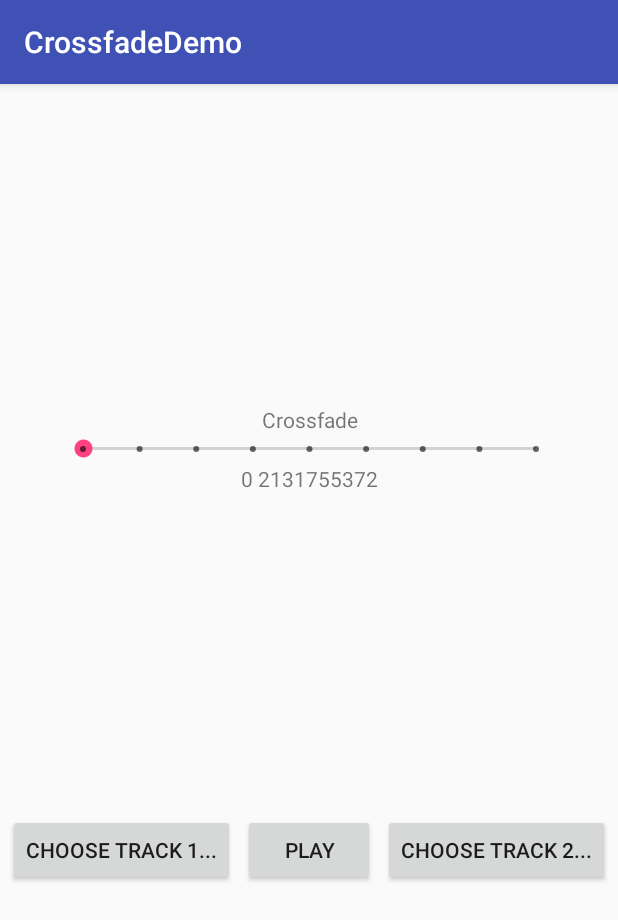
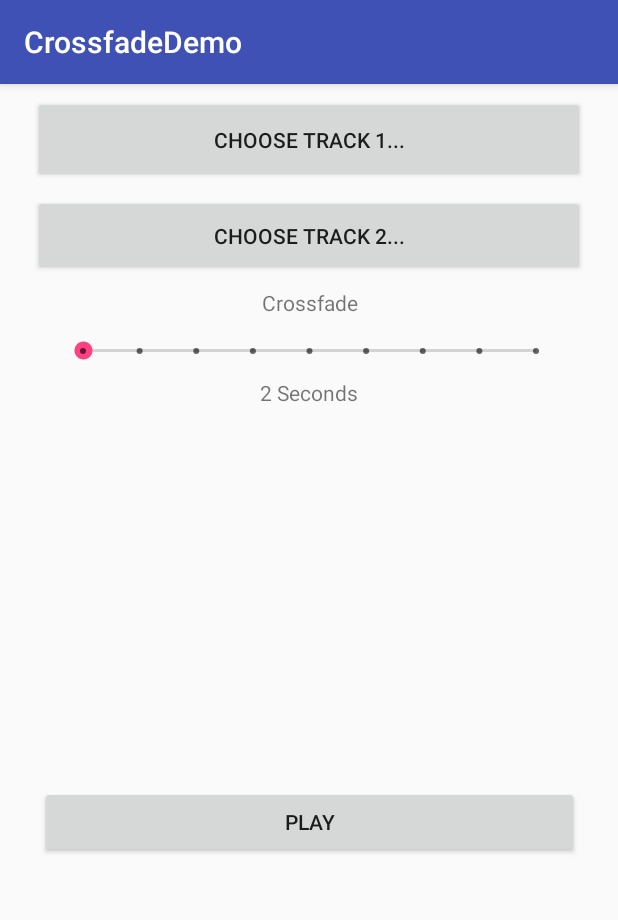
Before and after one commit to dbr176/CrossfadeDemo, an Android app: the screen it shows after launch (MainActivity), on a phone screen of 412 x 824 dp. Shown: the top 920 px of the screen. Run offline under Robolectric (Android 15) with nearby library versions, the phone set to English and light mode, and no system bars.

Commit message:
Изменения интерфеса, возможность выбрать файл и начать воспроизведение

```diff
--- a/app/src/main/AndroidManifest.xml
+++ b/app/src/main/AndroidManifest.xml
@@ -2,13 +2,16 @@
 <manifest xmlns:android="http://schemas.android.com/apk/res/android"
     package="com.ag.crossfadedemo">
 
+    <uses-permission android:name="android.permission.READ_EXTERNAL_STORAGE" />
     <application
         android:allowBackup="true"
         android:icon="@mipmap/ic_launcher"
         android:label="@string/app_name"
         android:roundIcon="@mipmap/ic_launcher_round"
         android:supportsRtl="true"
-        android:theme="@style/AppTheme">
+        android:theme="@style/AppTheme"
+        android:configChanges="keyboardHidden|orientation|screenSize"
+        >
         <activity android:name=".MainActivity">
             <intent-filter>
                 <action android:name="android.intent.action.MAIN" />
--- a/app/src/main/res/layout/activity_main.xml
+++ b/app/src/main/res/layout/activity_main.xml
@@ -4,7 +4,9 @@
     xmlns:tools="http://schemas.android.com/tools"
     android:layout_width="match_parent"
     android:layout_height="match_parent"
-    tools:context="com.ag.crossfadedemo.MainActivity">
+    tools:context="com.ag.crossfadedemo.MainActivity"
+    tools:layout_editor_absoluteY="81dp"
+    tools:layout_editor_absoluteX="0dp">
 
     <SeekBar
         android:id="@+id/seekBarCrossfadeValue"
@@ -13,53 +15,66 @@
         android:layout_height="20dp"
         android:max="8"
         android:progress="0"
-        app:layout_constraintBottom_toTopOf="@+id/buttonTrack1"
-        app:layout_constraintLeft_toLeftOf="parent"
+        android:layout_marginTop="8dp"
+        app:layout_constraintTop_toBottomOf="@+id/crossfadeInfoTextView"
+        android:layout_marginRight="8dp"
         app:layout_constraintRight_toRightOf="parent"
-        app:layout_constraintTop_toTopOf="parent"
-        />
+        android:layout_marginLeft="8dp"
+        app:layout_constraintLeft_toLeftOf="parent" />
 
     <Button
         android:id="@+id/buttonTrack1"
-        android:layout_width="wrap_content"
-        android:layout_height="wrap_content"
+        android:layout_width="368dp"
+        android:layout_height="58dp"
+        android:onClick="onButtonChooseTrack1Click"
         android:text="@string/buttonTrack1Text"
-        app:layout_constraintBottom_toBottomOf="parent"
+        app:layout_constraintTop_toTopOf="parent"
+        android:layout_marginTop="8dp"
+        android:layout_marginLeft="8dp"
         app:layout_constraintLeft_toLeftOf="parent"
-        app:layout_constraintRight_toLeftOf="@+id/buttonPlay"
-        app:layout_constraintTop_toBottomOf="@+id/seekBarCrossfadeValue" />
+        android:layout_marginRight="8dp"
+        app:layout_constraintRight_toRightOf="parent" />
 
     <Button
         android:id="@+id/buttonChooseTrack2"
-        android:layout_width="wrap_content"
-        android:layout_height="wrap_content"
+        android:layout_width="368dp"
+        android:layout_height="54dp"
+        android:onClick="onButtonChooseTrack2Click"
         android:text="@string/buttonTrack2Text"
-        app:layout_constraintBottom_toBottomOf="parent"
-        app:layout_constraintLeft_toRightOf="@+id/buttonPlay"
-        app:layout_constraintRight_toRightOf="parent"
-        app:layout_constraintTop_toBottomOf="@+id/seekBarCrossfadeValue" />
+        android:layout_marginTop="8dp"
+        app:layout_constraintTop_toBottomOf="@+id/buttonTrack1"
+        android:layout_marginLeft="8dp"
+        app:layout_constraintLeft_toLeftOf="parent"
+        android:layout_marginRight="8dp"
+        app:layout_constraintRight_toRightOf="parent" />
 
     <Button
         android:id="@+id/buttonPlay"
-        android:layout_width="wrap_content"
-        android:layout_height="wrap_content"
+        android:layout_width="359dp"
+        android:layout_height="48dp"
+        android:onClick="onPlayButtonClick"
         android:text="@string/buttonPlayText"
         app:layout_constraintBottom_toBottomOf="parent"
-        app:layout_constraintLeft_toRightOf="@+id/buttonTrack1"
-        app:layout_constraintRight_toLeftOf="@+id/buttonChooseTrack2"
-        app:layout_constraintTop_toBottomOf="@+id/seekBarCrossfadeValue" />
+        android:layout_marginBottom="8dp"
+        android:layout_marginTop="8dp"
+        app:layout_constraintTop_toBottomOf="@+id/crossfadeTextView"
+        android:layout_marginRight="8dp"
+        app:layout_constraintRight_toRightOf="parent"
+        android:layout_marginLeft="8dp"
+        app:layout_constraintLeft_toLeftOf="parent" />
 
     <TextView
         android:id="@+id/crossfadeInfoTextView"
-        android:layout_width="wrap_content"
-        android:layout_height="wrap_content"
+        android:layout_width="207dp"
+        android:layout_height="24dp"
         android:text="@string/crossfadeTextView"
+        android:textAlignment="center"
+        android:layout_marginTop="8dp"
+        app:layout_constraintTop_toBottomOf="@+id/buttonChooseTrack2"
+        android:layout_marginRight="8dp"
         app:layout_constraintRight_toRightOf="parent"
-        app:layout_constraintLeft_toLeftOf="parent"
-        app:layout_constraintHorizontal_bias="0.501"
-        app:layout_constraintBottom_toTopOf="@+id/seekBarCrossfadeValue"
-        app:layout_constraintTop_toTopOf="parent"
-        app:layout_constraintVertical_bias="1.0" />
+        android:layout_marginLeft="8dp"
+        app:layout_constraintLeft_toLeftOf="parent" />
 
     <TextView
         android:id="@+id/crossfadeTextView"
@@ -67,9 +82,10 @@
         android:layout_height="wrap_content"
         android:text="2 sec"
         android:textAlignment="center"
-        app:layout_constraintBottom_toTopOf="@+id/buttonPlay"
-        app:layout_constraintLeft_toLeftOf="parent"
+        android:layout_marginTop="8dp"
+        app:layout_constraintTop_toBottomOf="@+id/seekBarCrossfadeValue"
+        android:layout_marginRight="8dp"
         app:layout_constraintRight_toRightOf="parent"
-        app:layout_constraintTop_toBottomOf="@+id/seekBarCrossfadeValue"
-        app:layout_constraintVertical_bias="0.0" />
+        android:layout_marginLeft="8dp"
+        app:layout_constraintLeft_toLeftOf="parent" />
 </android.support.constraint.ConstraintLayout>
--- a/app/src/main/res/values/strings.xml
+++ b/app/src/main/res/values/strings.xml
@@ -5,4 +5,5 @@
     <string name="buttonTrack2Text">Choose track 2...</string>
     <string name="crossfadeTextView">Crossfade</string>
     <string name="secondsText">Seconds</string>
+    <string name="selectFileText">Select a file</string>
 </resources>
```
Also changed, not shown: app/src/main/java/com/ag/crossfadedemo/MainActivity.java (+95 -3 lines).
